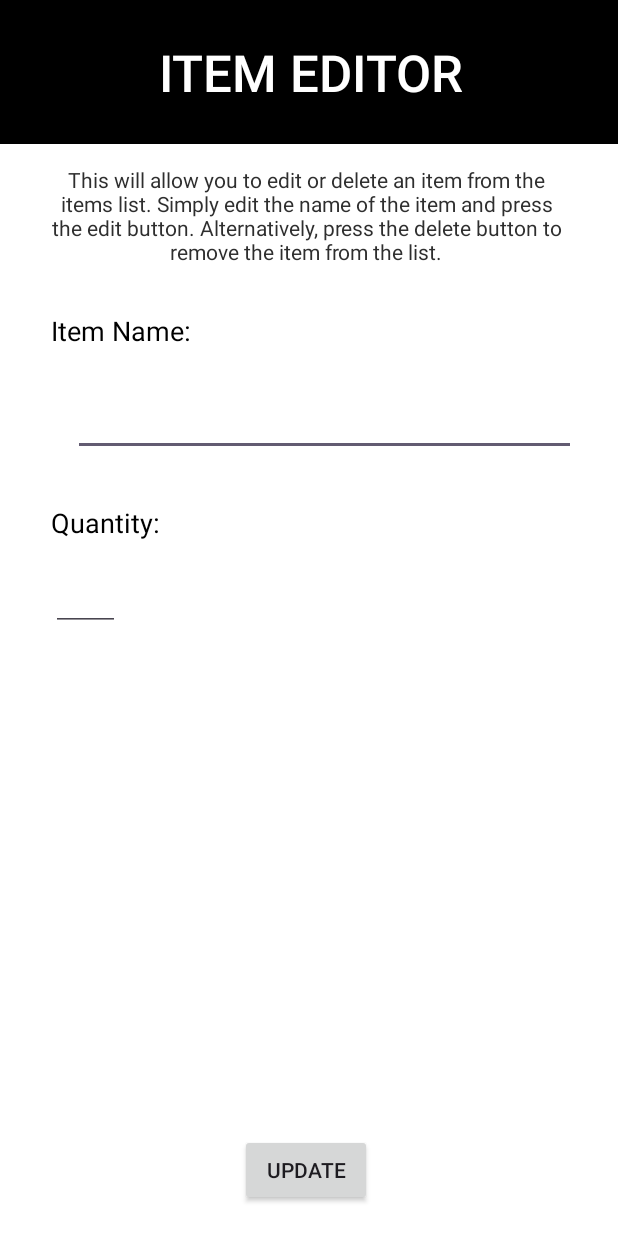
After one commit to HCABurns/Home-Stock-Manager, an Android app: the SingleItemActivity screen opened directly, with no data from a screen before it, on a phone screen of 412 x 824 dp. The commit adds this screen. Run offline under Robolectric (Android 15) with nearby library versions, the phone set to English and light mode, and no system bars.

Commit message:
Basic outline.

```diff
--- a/app/src/main/AndroidManifest.xml
+++ b/app/src/main/AndroidManifest.xml
@@ -19,6 +19,9 @@
             android:name=".Activities.SingleMenuItemActivity"
             android:exported="false" />
         <activity
+        android:name=".Activities.SingleItemActivity"
+        android:exported="false" />
+        <activity
             android:name=".Activities.MainActivity"
             android:exported="true">
             <intent-filter>
--- /dev/null
+++ b/app/src/main/java/com/example/myapplication/Activities/SingleItemActivity.java
@@ -0,0 +1,32 @@
+package com.example.myapplication.Activities;
+
+import android.os.Bundle;
+import android.widget.EditText;
+
+import androidx.annotation.Nullable;
+import androidx.appcompat.app.AppCompatActivity;
+
+import com.example.myapplication.R;
+
+public class SingleItemActivity extends AppCompatActivity {
+
+    @Override
+    public void onCreate(@Nullable Bundle savedInstanceState) {
+        super.onCreate(savedInstanceState);
+        setContentView(R.layout.activity_single_item);
+
+        // Get required text views.
+        EditText itemNameText = findViewById(R.id.item_edit_name);
+        EditText itemQuantityText = findViewById(R.id.item_quantity);
+
+        // Get required information about the item.
+        String name = getIntent().getStringExtra("name");
+        String quantity = getIntent().getStringExtra("quantity");
+
+        // Set the views to the correct values.
+        itemNameText.setText(name);
+        itemQuantityText.setText(quantity);
+
+    }
+
+}
--- a/app/src/main/java/com/example/myapplication/Adapters/ViewAdapter.java
+++ b/app/src/main/java/com/example/myapplication/Adapters/ViewAdapter.java
@@ -1,14 +1,15 @@
 package com.example.myapplication.Adapters;
 
 
+import static androidx.core.content.ContextCompat.startActivity;
 import static com.example.myapplication.Activities.MainActivity.dbHelper;
 
+import android.content.Intent;
 import android.graphics.drawable.Drawable;
 import android.view.LayoutInflater;
 import android.view.View;
 import android.view.ViewGroup;
-import android.widget.CompoundButton;
-import android.widget.Switch;
+import android.widget.LinearLayout;
 import android.widget.TextView;
 import android.widget.Toast;
 
@@ -17,11 +18,10 @@ import androidx.appcompat.widget.SwitchCompat;
 import androidx.core.content.ContextCompat;
 import androidx.recyclerview.widget.RecyclerView;
 
+import com.example.myapplication.Activities.SingleItemActivity;
 import com.example.myapplication.R;
-import com.example.myapplication.comparators.ItemComparator;
 
 import java.util.ArrayList;
-import java.util.Comparator;
 
 import com.example.myapplication.models.Item;
 
@@ -29,7 +29,6 @@ import com.example.myapplication.models.Item;
 public class ViewAdapter extends RecyclerView.Adapter<ViewAdapter.ViewHolder> {
 
     private ArrayList<Item> items;
-
     /**
      * Provide a reference to the views, switches and Item used for an item row.
      */
@@ -37,6 +36,7 @@ public class ViewAdapter extends RecyclerView.Adapter<ViewAdapter.ViewHolder> {
         private final SwitchCompat required_switch;
         private final TextView itemCountTextView;
         private final TextView itemNameTextView;
+        private final LinearLayout itemContainer;
         private Item item;
 
         public ViewHolder(View view) {
@@ -47,8 +47,18 @@ public class ViewAdapter extends RecyclerView.Adapter<ViewAdapter.ViewHolder> {
             AppCompatButton reduce_button = view.findViewById(R.id.count_remove);
             itemCountTextView = view.findViewById(R.id.menu_name);
             itemNameTextView = view.findViewById(R.id.item_name);
+            itemContainer = view.findViewById(R.id.item_container);
 
             // Define click listeners for the ViewHolder's View
+            itemNameTextView.setOnClickListener(item_view -> {
+                System.out.println("ONCLICK HAS OCCURRED");
+                Intent intent = new Intent(view.getContext(), SingleItemActivity.class);
+                intent.putExtra("name",itemNameTextView.getText());
+                intent.putExtra("quantity",itemCountTextView.getText());
+                startActivity(view.getContext(), intent,null);
+            });
+
+
             required_switch.setOnCheckedChangeListener((buttonView, isChecked) -> {
                 Drawable layout1;
                 if (isChecked){
--- /dev/null
+++ b/app/src/main/res/layout/activity_single_item.xml
@@ -0,0 +1,123 @@
+<?xml version="1.0" encoding="utf-8"?>
+<androidx.constraintlayout.widget.ConstraintLayout xmlns:android="http://schemas.android.com/apk/res/android"
+    xmlns:app="http://schemas.android.com/apk/res-auto"
+    xmlns:tools="http://schemas.android.com/tools"
+    android:id="@+id/singe_menu_item_container"
+    android:layout_width="match_parent"
+    android:layout_height="match_parent"
+    android:background="#FFFFFF">
+
+
+    <TextView
+        android:id="@+id/item_edit_title"
+        android:layout_width="413dp"
+        android:layout_height="96dp"
+        android:background="#000000"
+        android:clickable="false"
+        android:fontFamily="sans-serif-medium"
+        android:gravity="center"
+        android:text="@string/item_edit_title"
+        android:textAlignment="center"
+        android:textAllCaps="true"
+        android:textColor="@color/white"
+        android:textSize="34sp"
+        app:layout_constraintBottom_toTopOf="@+id/item_edit_desc"
+        app:layout_constraintEnd_toEndOf="parent"
+        app:layout_constraintHorizontal_bias="0.0"
+        app:layout_constraintStart_toStartOf="parent"
+        app:layout_constraintTop_toTopOf="parent"
+        tools:ignore="AllCaps" />
+
+    <EditText
+        android:id="@+id/item_edit_name"
+        android:layout_width="335dp"
+        android:layout_height="67dp"
+        android:layout_marginStart="46dp"
+        android:layout_marginTop="4dp"
+        android:layout_marginEnd="28dp"
+        android:ems="10"
+        android:inputType="text|textMultiLine"
+        android:singleLine="true"
+        android:textColor="#000000"
+        app:layout_constraintEnd_toEndOf="parent"
+        app:layout_constraintHorizontal_bias="1.0"
+        app:layout_constraintStart_toStartOf="parent"
+        app:layout_constraintTop_toBottomOf="@+id/item_name" />
+
+    <TextView
+        android:id="@+id/item_name"
+        android:layout_width="wrap_content"
+        android:layout_height="wrap_content"
+        android:layout_marginStart="34dp"
+        android:layout_marginTop="28dp"
+        android:layout_marginEnd="276dp"
+        android:text="@string/item_name_label"
+        android:textColor="#000000"
+        android:textSize="18sp"
+        app:layout_constraintEnd_toEndOf="parent"
+        app:layout_constraintHorizontal_bias="0.0"
+        app:layout_constraintStart_toStartOf="parent"
+        app:layout_constraintTop_toBottomOf="@+id/item_edit_desc" />
+
+    <androidx.appcompat.widget.AppCompatButton
+        android:id="@+id/menu_update_button"
+        android:layout_width="wrap_content"
+        android:layout_height="wrap_content"
+        android:layout_marginStart="160dp"
+        android:layout_marginEnd="160dp"
+        android:layout_marginBottom="20dp"
+        android:text="@string/update"
+        app:layout_constraintBottom_toBottomOf="parent"
+        app:layout_constraintEnd_toEndOf="parent"
+        app:layout_constraintHorizontal_bias="0.0"
+        app:layout_constraintStart_toStartOf="parent" />
+
+    <TextView
+        android:id="@+id/item_edit_desc"
+        android:layout_width="351dp"
+        android:layout_height="70dp"
+        android:layout_marginStart="37dp"
+        android:layout_marginTop="14dp"
+        android:layout_marginEnd="37dp"
+        android:layout_marginBottom="364dp"
+        android:text="@string/item_edit_desc"
+        android:textAlignment="center"
+        android:textColor="#2E2E2E"
+        app:layout_constraintBottom_toTopOf="@+id/item_edit_name"
+        app:layout_constraintEnd_toEndOf="parent"
+        app:layout_constraintHorizontal_bias="0.642"
+        app:layout_constraintStart_toStartOf="parent"
+        app:layout_constraintTop_toBottomOf="@+id/item_edit_title" />
+
+    <TextView
+        android:id="@+id/item_quantity_title"
+        android:layout_width="wrap_content"
+        android:layout_height="wrap_content"
+        android:layout_marginStart="34dp"
+        android:layout_marginTop="156dp"
+        android:layout_marginEnd="276dp"
+        android:text="@string/item_quantity_title"
+        android:textColor="#000000"
+        android:textSize="18sp"
+        app:layout_constraintEnd_toEndOf="parent"
+        app:layout_constraintHorizontal_bias="0.0"
+        app:layout_constraintStart_toStartOf="parent"
+        app:layout_constraintTop_toBottomOf="@+id/item_edit_desc" />
+
+    <EditText
+        android:id="@+id/item_quantity"
+        android:layout_width="46dp"
+        android:layout_height="48dp"
+        android:layout_marginStart="28dp"
+        android:layout_marginTop="12dp"
+        android:layout_marginEnd="303dp"
+        android:ems="10"
+        android:inputType="number"
+        android:textAlignment="center"
+        android:textColor="#000000"
+        app:layout_constraintEnd_toEndOf="parent"
+        app:layout_constraintHorizontal_bias="0.176"
+        app:layout_constraintStart_toStartOf="parent"
+        app:layout_constraintTop_toBottomOf="@+id/item_quantity_title" />
+
+</androidx.constraintlayout.widget.ConstraintLayout>
--- a/app/src/main/res/values/strings.xml
+++ b/app/src/main/res/values/strings.xml
@@ -20,6 +20,13 @@
     <string name="item_add_desc">This will allow you to add new items to the items list. Simply
     enter the name of the item you wish to add and press the add button.</string>
     <string name="item_name_label">Item Name: </string>
+
+
+    <string name="item_edit_title">ITEM EDITOR</string>
+    <string name="item_edit_desc">This will allow you to edit or delete an item from the items list.
+        Simply edit the name of the item and press the edit button. Alternatively, press the delete
+        button to remove the item from the list.</string>
+    <string name="item_quantity_title">Quantity:</string>
 
     <string name="menu_search">Search</string>
 
```
